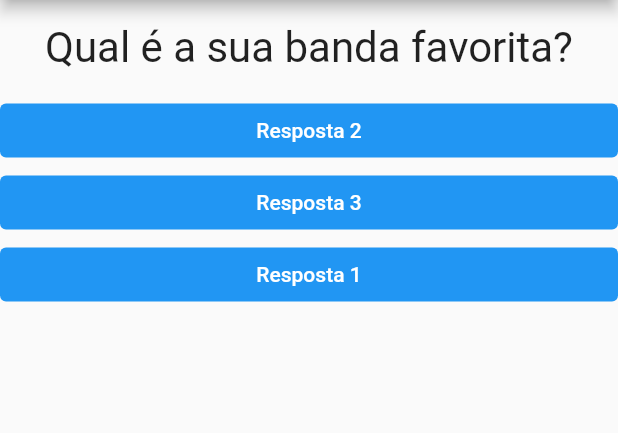
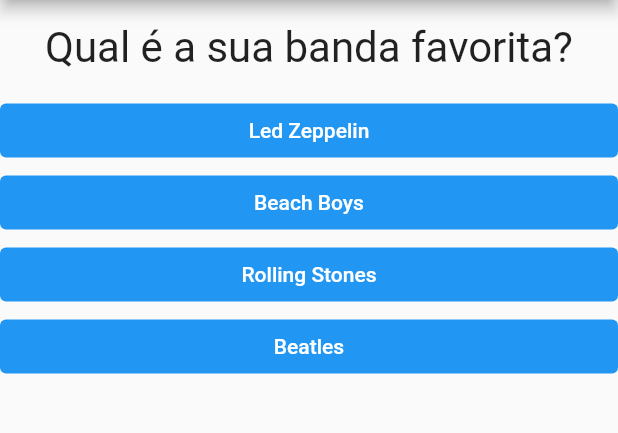
Before and after one commit to marcelookasaki/dart_perguntas, a Flutter app: the screen it shows after launch, on a phone screen of 412 x 824 dp, the part 84-517 px from its top. Run offline on Flutter 3.47's test engine with Material 2 defaults, Android fonts, the phone set to English and light mode, and no system bars.

Commit message:
Atualizada a lista dos botões

```diff
--- a/lib/main.dart
+++ b/lib/main.dart
@@ -15,10 +15,36 @@ class _PerguntaAppState extends State<PerguntaApp> {
 
   @override
   Widget build(BuildContext context) {
-    final List<String> perguntas = [
-      'Qual é a sua banda favorita?',
-      'Qual é a sua música favorita?',
+    final perguntas = [
+      {
+        'texto': 'Qual é a sua banda favorita?',
+        'respostas': ['Led Zeppelin', 'Beach Boys', 'Rolling Stones', 'Beatles']
+      },
+      {
+        'texto': 'Qual é a sua música favorita?',
+        'respostas': [
+          'Stairway to heaven',
+          'God only knows',
+          'Start me up',
+          'Let it be'
+        ]
+      },
+      {
+        'texto': 'Qual é a seu artista favorito?',
+        'respostas': [
+          'David Bowie',
+          'Lou Reed',
+          'Janis Joplin',
+          'Jimmy Hendrix'
+        ]
+      }
     ];
+
+    List<Widget> respostas = [];
+
+    for (var textoResp in perguntas[_perguntaSelecionada].cast()['respostas']) {
+      respostas.add(Resposta(textoResp, _responder));
+    }
 
     return MaterialApp(
       home: Scaffold(
@@ -26,11 +52,9 @@ class _PerguntaAppState extends State<PerguntaApp> {
           title: Text('Perguntas'),
         ),
         body: Column(
-          children: [
-            Questao(perguntas[_perguntaSelecionada]),
-            Resposta('Resposta 2', _responder),
-            Resposta('Resposta 3', _responder),
-            Resposta('Resposta 1', _responder),
+          children: <Widget>[
+            Questao(perguntas[_perguntaSelecionada]['texto'].toString()),
+            ...respostas,
           ],
         ),
       ),
```
